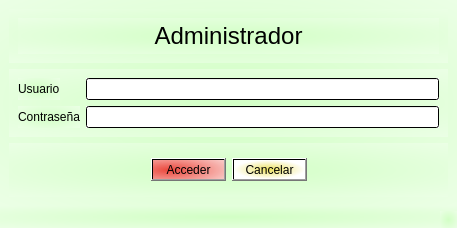
Before: the Qt Designer form administrador.ui in JA-Camacho/Qt-Sistema-de-Votacion, drawn with Qt 5.
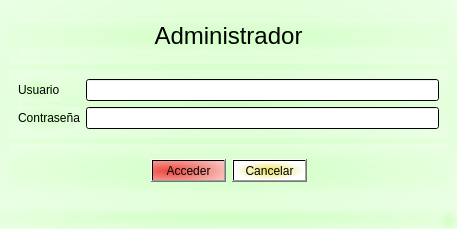
After: the same form once the commit is applied.

```diff
--- a/administrador.ui
+++ b/administrador.ui
@@ -7,7 +7,7 @@
     <x>0</x>
     <y>0</y>
     <width>457</width>
-    <height>228</height>
+    <height>229</height>
    </rect>
   </property>
   <property name="windowTitle">
@@ -60,6 +60,12 @@
          <property name="styleSheet">
           <string notr="true">background-color: qradialgradient(spread:pad, cx:0.5, cy:0.5, radius:0.5, fx:0.5, fy:0.5, stop:0 rgba(255, 255, 255, 255), stop:1 rgba(255, 255, 255, 255));</string>
          </property>
+         <property name="inputMethodHints">
+          <set>Qt::ImhHiddenText|Qt::ImhNoAutoUppercase|Qt::ImhNoPredictiveText|Qt::ImhSensitiveData</set>
+         </property>
+         <property name="echoMode">
+          <enum>QLineEdit::Password</enum>
+         </property>
         </widget>
        </item>
       </layout>
```
Left out of the diff: 5 changed lines with no effect on the pictures.
